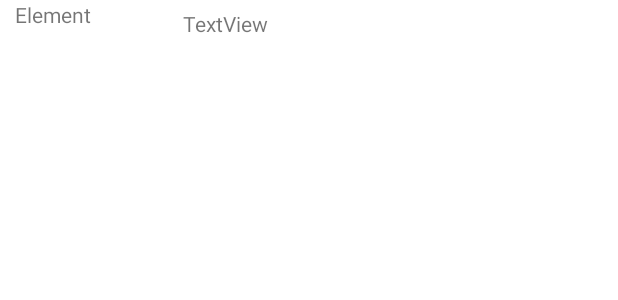
After one commit to CatOnEarth/AdapterListAndroid, an Android app: the layout text_row_item.xml on its own in the app's theme, with its tools: preview values and no code run, on a phone screen of 412 x 824 dp. The commit adds this screen. Shown: the top 300 px of the screen. Run offline under Robolectric (Android 15) with nearby library versions, the phone set to English and light mode, and no system bars.

Commit message:
Custom recyclerView adapter

```diff
--- a/app/src/main/res/layout/activity_main.xml
+++ b/app/src/main/res/layout/activity_main.xml
@@ -6,8 +6,8 @@
     android:layout_height="match_parent"
     tools:context=".activities.MainActivity">
 
-    <ListView
-        android:id="@+id/listView"
+    <androidx.recyclerview.widget.RecyclerView
+        android:id="@+id/recyclerView"
         android:layout_width="match_parent"
         android:layout_height="match_parent" />
 
--- /dev/null
+++ b/app/src/main/res/layout/text_row_item.xml
@@ -0,0 +1,20 @@
+<FrameLayout xmlns:android="http://schemas.android.com/apk/res/android"
+    android:layout_width="match_parent"
+    android:layout_height="@dimen/list_item_height"
+    android:layout_marginLeft="@dimen/margin_medium"
+    android:layout_marginRight="@dimen/margin_medium"
+    android:gravity="center_vertical">
+
+    <TextView
+        android:id="@+id/textView"
+        android:layout_width="wrap_content"
+        android:layout_height="wrap_content"
+        android:text="@string/element_text" />
+
+    <TextView
+        android:id="@+id/textView2"
+        android:layout_width="167dp"
+        android:layout_height="38dp"
+        android:layout_gravity="center"
+        android:text="TextView" />
+</FrameLayout>
--- /dev/null
+++ b/app/src/main/res/values/dimens.xml
@@ -0,0 +1,5 @@
+<?xml version="1.0" encoding="utf-8"?>
+<resources>
+    <dimen name="margin_medium">10dp</dimen>
+    <dimen name="list_item_height">50dp</dimen>
+</resources>
--- a/app/src/main/res/values/strings.xml
+++ b/app/src/main/res/values/strings.xml
@@ -17,4 +17,5 @@
     <string name="TextDescriptionWeightAnimalTextResource">Вес:</string>
     <string name="TextDescriptionColorAnimalTextResource">Цвет:</string>
     <string name="TextDescriptionButtonRemoveTextResource">Удалить</string>
+    <string name="element_text">Element</string>
 </resources>
```
Also changed, not shown: app/src/main/java/com/snail/adapterlist/activities/MainActivity.java (+16 -18 lines), app/src/main/java/com/snail/adapterlist/adapters/CustomAdapter.java (added, +78 -0 lines), app/src/main/java/com/snail/adapterlist/db/DBHelper.java (+8 -8 lines).
